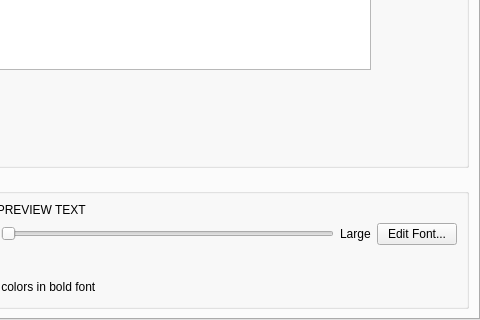
This is src/EditProfileDialog.ui in KDE/konsole as Qt 5 draws it before an edit; both pictures show x 114 to 594 and y 231 to 551 of the 594 by 551 pixel window. The edited form follows.
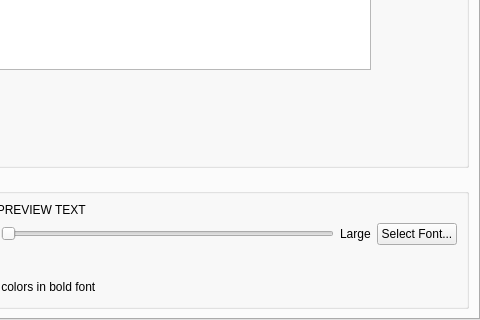
This is the edited form. The open tabs and pages were chosen to show the change. Custom widgets are drawn as their Qt base class.

Commit message:
UI string: Edit Font ==> Select Font
It feels strange and misleading to use "Edit". Clearly konsole won't
modify the listed fonts.

Patch:
```diff
--- a/src/EditProfileDialog.ui
+++ b/src/EditProfileDialog.ui
@@ -492,7 +492,7 @@
                <string>Change the font used in this profile</string>
               </property>
               <property name="text">
-               <string>Edit Font...</string>
+               <string>Select Font...</string>
               </property>
              </widget>
             </item>
```
Left out of the diff: 4 changed lines with no effect on the pictures. The commit also changes 1 other file.
